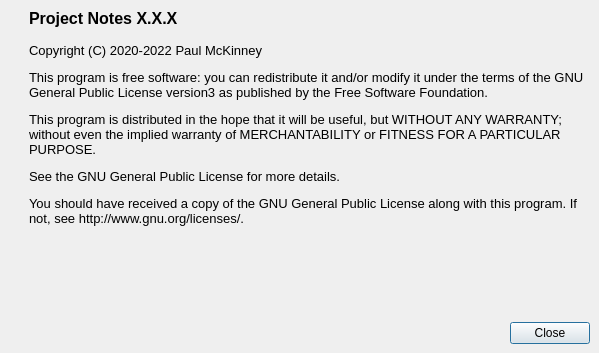
Old version of the form aboutdialog.ui in the repository kestermckinney/ProjectNotes.
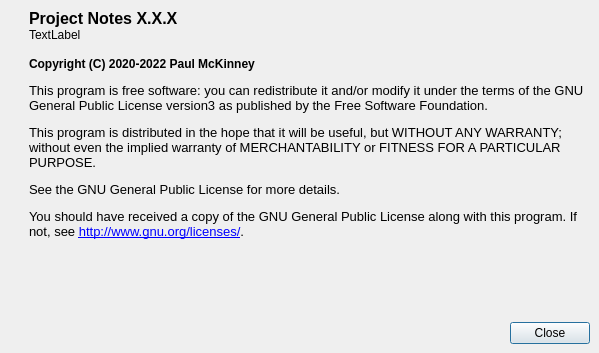
New version of the form. Icons and pictures are not drawn.

Commit message: Added Description to Items Details

What changed in the file:
```diff
--- a/aboutdialog.ui
+++ b/aboutdialog.ui
@@ -95,7 +95,7 @@
       </layout>
      </item>
      <item>
-      <layout class="QVBoxLayout" name="verticalLayoutLicense" stretch="0,0">
+      <layout class="QVBoxLayout" name="verticalLayoutLicense" stretch="0,0,0">
        <property name="spacing">
         <number>0</number>
        </property>
@@ -121,6 +121,13 @@
          </property>
         </widget>
        </item>
+       <item>
+        <widget class="QLabel" name="labelBuild">
+         <property name="text">
+          <string>TextLabel</string>
+         </property>
+        </widget>
+       </item>
        <item>
         <widget class="QLabel" name="labelLicense">
          <property name="sizePolicy">
@@ -135,7 +142,7 @@
           </font>
          </property>
          <property name="text">
-          <string>&lt;html&gt;&lt;head/&gt;&lt;body&gt;&lt;p&gt;&lt;br/&gt;Copyright (C) 2020-2022 Paul McKinney&lt;/p&gt;&lt;p&gt;This program is free software: you can redistribute it and/or modify it under the terms of the GNU General Public License version3 as published by the Free Software Foundation.&lt;/p&gt;&lt;p&gt;This program is distributed in the hope that it will be useful, but WITHOUT ANY WARRANTY; without even the implied warranty of MERCHANTABILITY or FITNESS FOR A PARTICULAR PURPOSE.&lt;/p&gt;&lt;p&gt;See the GNU General Public License for more details.&lt;/p&gt;&lt;p&gt;You should have received a copy of the GNU General Public License along with this program. If not, see http://www.gnu.org/licenses/.&lt;/p&gt;&lt;/body&gt;&lt;/html&gt;</string>
+          <string>&lt;html&gt;&lt;head/&gt;&lt;body&gt;&lt;p&gt;&lt;br/&gt;&lt;span style=&quot; font-size:9pt; font-weight:700;&quot;&gt;Copyright (C) 2020-2022 Paul McKinney&lt;/span&gt;&lt;/p&gt;&lt;p&gt;This program is free software: you can redistribute it and/or modify it under the terms of the GNU General Public License version3 as published by the Free Software Foundation.&lt;/p&gt;&lt;p&gt;This program is distributed in the hope that it will be useful, but WITHOUT ANY WARRANTY; without even the implied warranty of MERCHANTABILITY or FITNESS FOR A PARTICULAR PURPOSE.&lt;/p&gt;&lt;p&gt;See the GNU General Public License for more details.&lt;/p&gt;&lt;p&gt;You should have received a copy of the GNU General Public License along with this program. If not, see &lt;a href=&quot;http://www.gnu.org/licenses/&quot;&gt;&lt;span style=&quot; text-decoration: underline; color:#0000ff;&quot;&gt;http://www.gnu.org/licenses/&lt;/span&gt;&lt;/a&gt;.&lt;/p&gt;&lt;/body&gt;&lt;/html&gt;</string>
          </property>
          <property name="scaledContents">
           <bool>false</bool>
```
The commit also changes 23 other files.
